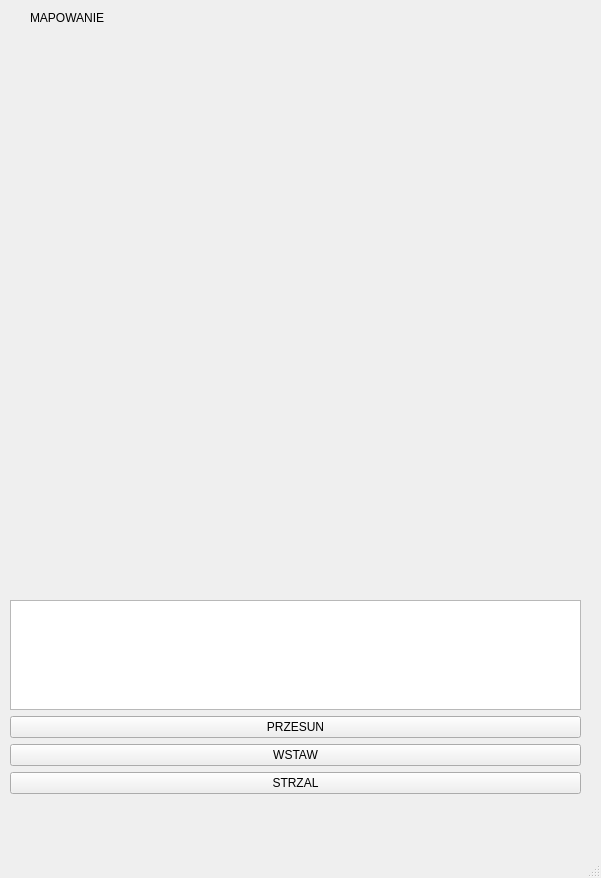
Above: untitled.ui from ProjektMapowanie/GRUPA1-Mapowanie_itd before the change. Below: the same form after it.
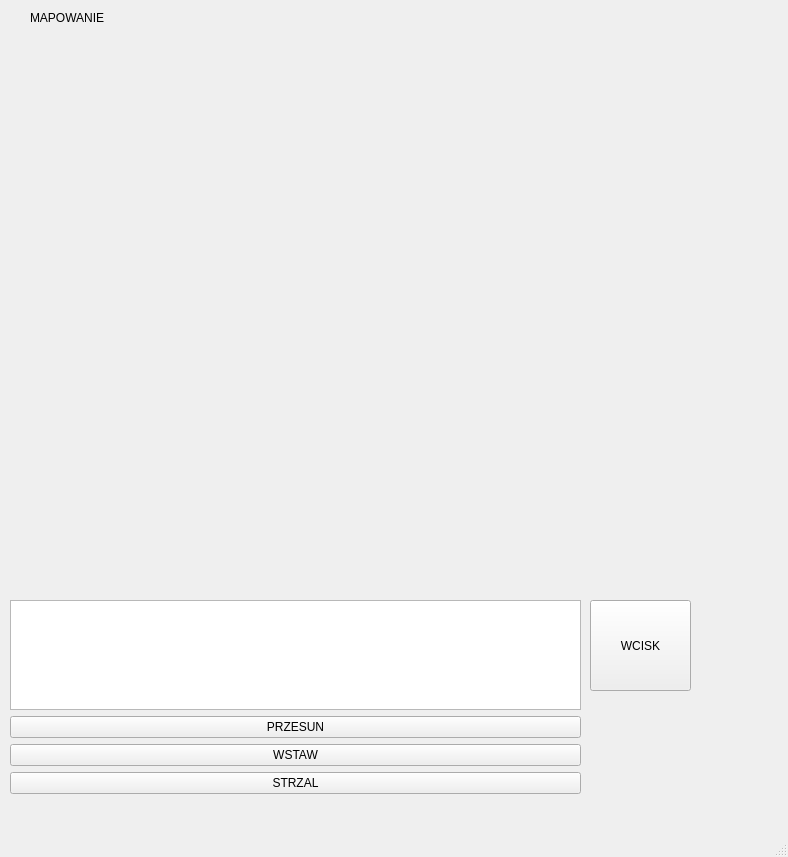
That is the form after the change.

Diff of the .ui file:
```diff
--- a/untitled.ui
+++ b/untitled.ui
@@ -6,8 +6,8 @@
    <rect>
     <x>0</x>
     <y>0</y>
-    <width>601</width>
-    <height>878</height>
+    <width>788</width>
+    <height>857</height>
    </rect>
   </property>
   <property name="windowTitle">
@@ -78,6 +78,19 @@
      </item>
     </layout>
    </widget>
+   <widget class="QPushButton" name="pushButton">
+    <property name="geometry">
+     <rect>
+      <x>590</x>
+      <y>600</y>
+      <width>101</width>
+      <height>91</height>
+     </rect>
+    </property>
+    <property name="text">
+     <string>WCISK</string>
+    </property>
+   </widget>
   </widget>
   <widget class="QMenuBar" name="menubar">
    <property name="geometry">
```
Left out of the diff: 2 changed lines with no effect on the pictures.
